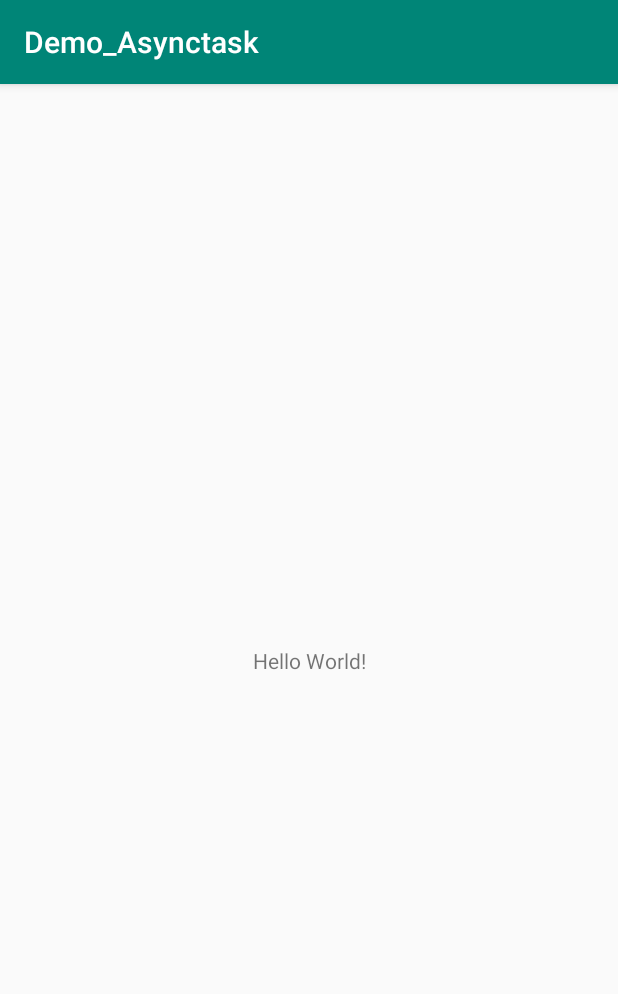
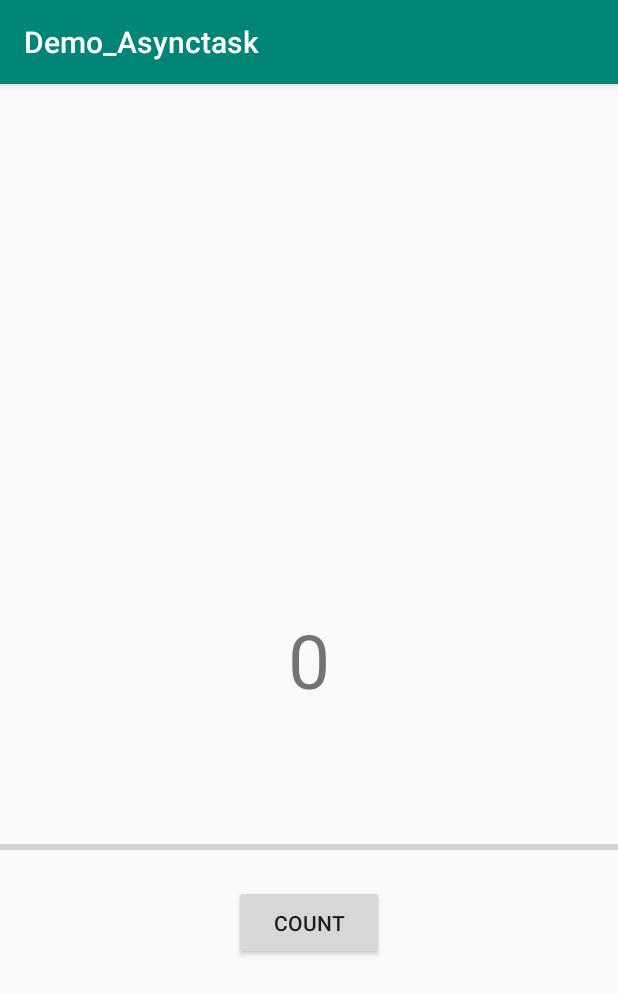
Before and after one commit to quyetcuong240797/Demo_Asynctask, an Android app: the screen it shows after launch (MainActivity), on a phone screen of 412 x 824 dp. Shown: the top 994 px of the screen. Run offline under Robolectric (Android 15) with nearby library versions, the phone set to English and light mode, and no system bars.

Commit message:
Demo Asynctask

```diff
--- a/app/src/main/java/com/example/demo_asynctask/MainActivity.java
+++ b/app/src/main/java/com/example/demo_asynctask/MainActivity.java
@@ -1,13 +1,69 @@
 package com.example.demo_asynctask;
 
+import android.os.AsyncTask;
+import android.os.SystemClock;
 import android.support.v7.app.AppCompatActivity;
 import android.os.Bundle;
+import android.view.View;
+import android.widget.Button;
+import android.widget.ProgressBar;
+import android.widget.TextView;
 
 public class MainActivity extends AppCompatActivity {
+
+    private Button mBtnCount;
+    private TextView mTvNumber;
+    private ProgressBar mProgressbar;
 
     @Override
     protected void onCreate(Bundle savedInstanceState) {
         super.onCreate(savedInstanceState);
         setContentView(R.layout.activity_main);
+        initViews();
+        mBtnCount.setOnClickListener(new View.OnClickListener() {
+            @Override
+            public void onClick(View v) {
+                new CountNumber().execute();
+            }
+        });
+
     }
+
+    private void initViews() {
+        mBtnCount = findViewById(R.id.btn_count);
+        mTvNumber = findViewById(R.id.tv_number);
+        mProgressbar = findViewById(R.id.progress_bar);
+
+    }
+
+    public class CountNumber extends AsyncTask<Void, Integer, Void> {
+
+        @Override
+        protected void onPreExecute() {
+            super.onPreExecute();
+        }
+
+        @Override
+        protected Void doInBackground(Void... voids) {
+            for (int i = 1; i <= 10; i++) {
+                SystemClock.sleep(1000);
+                publishProgress(i);
+            }
+            return null;
+        }
+
+        @Override
+        protected void onProgressUpdate(Integer... values) {
+            mProgressbar.setProgress(values[0]);
+            mTvNumber.setText(String.valueOf(values[0]));
+            super.onProgressUpdate(values);
+        }
+
+        @Override
+        protected void onPostExecute(Void aVoid) {
+            super.onPostExecute(aVoid);
+
+        }
+    }
+
 }
--- a/app/src/main/res/layout/activity_main.xml
+++ b/app/src/main/res/layout/activity_main.xml
@@ -7,12 +7,41 @@
     tools:context=".MainActivity">
 
     <TextView
-        android:layout_width="wrap_content"
-        android:layout_height="wrap_content"
-        android:text="Hello World!"
+        android:id="@+id/tv_number"
+        android:layout_width="@dimen/dp_200"
+        android:layout_height="@dimen/dp_200"
+        android:gravity="center"
+        android:text="@string/string_0"
+        android:textSize="@dimen/sp_50"
         app:layout_constraintBottom_toBottomOf="parent"
         app:layout_constraintLeft_toLeftOf="parent"
         app:layout_constraintRight_toRightOf="parent"
-        app:layout_constraintTop_toTopOf="parent" />
+        app:layout_constraintTop_toTopOf="parent"
+        tools:ignore="MissingConstraints"
+
+        />
+
+    <ProgressBar
+        android:id="@+id/progress_bar"
+        style="@style/Base.Widget.AppCompat.ProgressBar.Horizontal"
+        android:layout_width="match_parent"
+        android:layout_height="@dimen/dp_50"
+        android:progress="0"
+        android:max="10"
+        app:layout_constraintLeft_toLeftOf="parent"
+        app:layout_constraintRight_toRightOf="parent"
+        app:layout_constraintTop_toBottomOf="@id/tv_number"
+        tools:ignore="MissingConstraints" />
+
+    <Button
+        android:id="@+id/btn_count"
+        android:layout_width="@dimen/dp_100"
+        android:layout_height="@dimen/dp_50"
+        android:text="@string/string_count"
+        app:layout_constraintLeft_toLeftOf="parent"
+        app:layout_constraintRight_toRightOf="parent"
+        app:layout_constraintTop_toBottomOf="@id/progress_bar"
+        tools:ignore="MissingConstraints" />
+
 
 </android.support.constraint.ConstraintLayout>
--- /dev/null
+++ b/app/src/main/res/values/dimens.xml
@@ -0,0 +1,7 @@
+<?xml version="1.0" encoding="utf-8"?>
+<resources>
+    <dimen name="sp_50">50sp</dimen>
+    <dimen name="dp_50">50dp</dimen>
+    <dimen name="dp_100">100dp</dimen>
+    <dimen name="dp_200">200dp</dimen>
+</resources>
--- a/app/src/main/res/values/strings.xml
+++ b/app/src/main/res/values/strings.xml
@@ -1,3 +1,5 @@
 <resources>
     <string name="app_name">Demo_Asynctask</string>
+    <string name="string_0">0</string>
+    <string name="string_count">Count</string>
 </resources>
```
